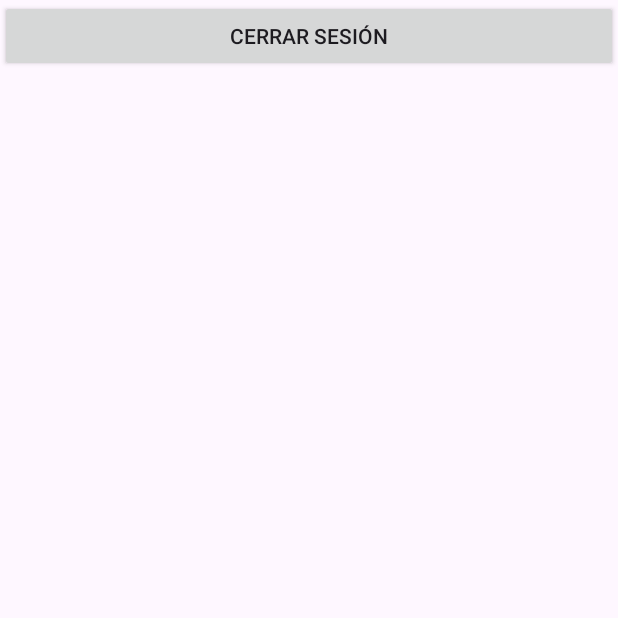
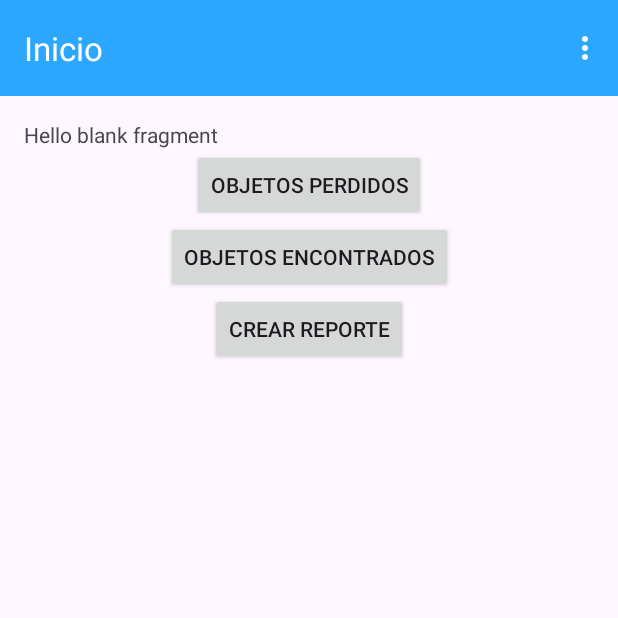
Before and after one commit to jmpt21/LostObjectsApp, an Android app: the screen it shows after launch once a user with an empty profile is signed in (HomeActivity), on a phone screen of 412 x 824 dp, the top half of it. Run offline under Robolectric (Android 15) with nearby library versions, the phone set to English and light mode, and no system bars; our stand-ins replace Firebase (no records; nobody signed in at launch, a user with empty details on screens opened directly), navigation-ui.

Commit message:
Completed configuration and navigation test on Home.

```diff
--- a/app/src/main/java/mx/tecnm/cdhidalgo/lostobjectsapp/HomeActivity.kt
+++ b/app/src/main/java/mx/tecnm/cdhidalgo/lostobjectsapp/HomeActivity.kt
@@ -3,20 +3,53 @@ package mx.tecnm.cdhidalgo.lostobjectsapp
 import android.content.Intent
 import androidx.appcompat.app.AppCompatActivity
 import android.os.Bundle
-import androidx.appcompat.widget.AppCompatButton
+import android.view.Menu
+import android.view.MenuItem
+import androidx.navigation.findNavController
+import androidx.navigation.ui.AppBarConfiguration
+import androidx.navigation.ui.navigateUp
+import androidx.navigation.ui.setupActionBarWithNavController
 import com.google.firebase.auth.ktx.auth
 import com.google.firebase.ktx.Firebase
+import mx.tecnm.cdhidalgo.lostobjectsapp.databinding.ActivityHomeBinding
 
 class HomeActivity : AppCompatActivity() {
+    private lateinit var appBarConfiguration: AppBarConfiguration
+    private lateinit var binding: ActivityHomeBinding
     override fun onCreate(savedInstanceState: Bundle?) {
         super.onCreate(savedInstanceState)
-        setContentView(R.layout.activity_home)
-        findViewById<AppCompatButton>(R.id.btn_sign_out).setOnClickListener {
-            val auth = Firebase.auth
-            auth.signOut()
-            val intent = Intent(this, MainActivity::class.java)
-            startActivity(intent)
-            finish()
+        binding = ActivityHomeBinding.inflate(layoutInflater)
+        setContentView(binding.root)
+        setSupportActionBar(binding.toolbarHome)
+
+        val navController = findNavController(R.id.nav_host_fragment_content_home)
+        appBarConfiguration = AppBarConfiguration(navController.graph)
+        setupActionBarWithNavController(navController, appBarConfiguration)
+    }
+
+    override fun onCreateOptionsMenu(menu: Menu?): Boolean {
+        menuInflater.inflate(R.menu.menu_home, menu)
+        return true
+    }
+
+override fun onOptionsItemSelected(item: MenuItem): Boolean {
+        return when (item.itemId) {
+            R.id.action_profile -> true
+            R.id.action_my_reports -> true
+            R.id.action_sign_out -> {
+                val auth = Firebase.auth
+                auth.signOut()
+                val intent = Intent(this, MainActivity::class.java)
+                startActivity(intent)
+                finish()
+                true
+            }
+            else -> super.onOptionsItemSelected(item)
         }
     }
+
+    override fun onSupportNavigateUp(): Boolean {
+        val navController = findNavController(R.id.nav_host_fragment_content_home)
+        return navController.navigateUp(appBarConfiguration) || super.onSupportNavigateUp()
+    }
 }
--- /dev/null
+++ b/app/src/main/java/mx/tecnm/cdhidalgo/lostobjectsapp/fragments/home/HomeFragment.kt
@@ -0,0 +1,41 @@
+package mx.tecnm.cdhidalgo.lostobjectsapp.fragments.home
+
+import android.os.Bundle
+import androidx.fragment.app.Fragment
+import android.view.LayoutInflater
+import android.view.View
+import android.view.ViewGroup
+import androidx.navigation.fragment.findNavController
+import mx.tecnm.cdhidalgo.lostobjectsapp.R
+import mx.tecnm.cdhidalgo.lostobjectsapp.databinding.FragmentHomeBinding
+
+class HomeFragment : Fragment() {
+    private var _binding : FragmentHomeBinding? = null
+    private val binding get() = _binding!!
+    override fun onCreateView(
+        inflater: LayoutInflater, container: ViewGroup?,
+        savedInstanceState: Bundle?
+    ): View {
+        // Inflate the layout for this fragment
+        _binding = FragmentHomeBinding.inflate(inflater, container, false)
+        return binding.root
+    }
+
+    override fun onViewCreated(view: View, savedInstanceState: Bundle?) {
+        super.onViewCreated(view, savedInstanceState)
+        binding.btnLostObjects.setOnClickListener {
+            findNavController().navigate(R.id.action_HomeFragment_to_LostObjectsFragment)
+        }
+        binding.btnFoundObjects.setOnClickListener {
+            findNavController().navigate(R.id.action_HomeFragment_to_FoundObjectsFragment)
+        }
+        binding.btnReportar.setOnClickListener {
+            findNavController().navigate(R.id.action_HomeFragment_to_ReportFragment)
+        }
+    }
+
+    override fun onDestroy() {
+        super.onDestroy()
+        _binding = null
+    }
+}
--- a/app/src/main/res/layout/activity_home.xml
+++ b/app/src/main/res/layout/activity_home.xml
@@ -1,18 +1,24 @@
 <?xml version="1.0" encoding="utf-8"?>
-<androidx.constraintlayout.widget.ConstraintLayout
+<androidx.coordinatorlayout.widget.CoordinatorLayout
     xmlns:android="http://schemas.android.com/apk/res/android"
     xmlns:tools="http://schemas.android.com/tools"
     xmlns:app="http://schemas.android.com/apk/res-auto"
     android:layout_width="match_parent"
     android:layout_height="match_parent"
+    android:fitsSystemWindows="true"
     tools:context=".HomeActivity">
 
-    <androidx.appcompat.widget.AppCompatButton
-            android:id="@+id/btn_sign_out"
+    <com.google.android.material.appbar.AppBarLayout
         android:layout_width="match_parent"
         android:layout_height="wrap_content"
-            app:layout_constraintTop_toTopOf="parent"
-            android:text="Cerrar sesión"
-            />
+        android:theme="@style/ThemeAppBar"
+        android:fitsSystemWindows="true">
+        <com.google.android.material.appbar.MaterialToolbar
+            android:id="@+id/toolbar_home"
+            android:layout_width="match_parent"
+            android:layout_height="wrap_content"/>
+    </com.google.android.material.appbar.AppBarLayout>
 
-</androidx.constraintlayout.widget.ConstraintLayout>
+    <include layout="@layout/content_home_module" />
+
+</androidx.coordinatorlayout.widget.CoordinatorLayout>
--- /dev/null
+++ b/app/src/main/res/layout/content_home_module.xml
@@ -0,0 +1,20 @@
+<?xml version="1.0" encoding="utf-8"?>
+<androidx.constraintlayout.widget.ConstraintLayout
+    xmlns:android="http://schemas.android.com/apk/res/android"
+    xmlns:app="http://schemas.android.com/apk/res-auto"
+    android:layout_width="match_parent"
+    android:layout_height="match_parent"
+    app:layout_behavior="@string/appbar_scrolling_view_behavior">
+
+    <fragment
+        android:id="@+id/nav_host_fragment_content_home"
+        android:name="androidx.navigation.fragment.NavHostFragment"
+        android:layout_width="0dp"
+        android:layout_height="0dp"
+        app:defaultNavHost="true"
+        app:layout_constraintBottom_toBottomOf="parent"
+        app:layout_constraintEnd_toEndOf="parent"
+        app:layout_constraintStart_toStartOf="parent"
+        app:layout_constraintTop_toTopOf="parent"
+        app:navGraph="@navigation/nav_home" />
+</androidx.constraintlayout.widget.ConstraintLayout>
--- /dev/null
+++ b/app/src/main/res/layout/fragment_home.xml
@@ -0,0 +1,56 @@
+<?xml version="1.0" encoding="utf-8"?>
+<FrameLayout
+    xmlns:android="http://schemas.android.com/apk/res/android"
+    xmlns:tools="http://schemas.android.com/tools"
+    android:layout_width="match_parent"
+    android:layout_height="match_parent"
+    xmlns:app="http://schemas.android.com/apk/res-auto"
+    tools:context=".fragments.home.HomeFragment">
+
+    <androidx.core.widget.NestedScrollView
+        android:layout_width="match_parent"
+        android:layout_height="wrap_content"
+        android:fillViewport="true">
+
+        <androidx.constraintlayout.widget.ConstraintLayout
+            android:layout_width="match_parent"
+            android:layout_height="match_parent"
+            android:padding="16dp">
+
+            <TextView
+                android:id="@+id/textView"
+                android:layout_width="match_parent"
+                android:layout_height="match_parent"
+                android:text="@string/hello_blank_fragment" />
+
+            <androidx.appcompat.widget.AppCompatButton
+                android:id="@+id/btn_LostObjects"
+                android:layout_width="wrap_content"
+                android:layout_height="wrap_content"
+                app:layout_constraintTop_toBottomOf="@+id/textView"
+                app:layout_constraintStart_toStartOf="parent"
+                app:layout_constraintEnd_toEndOf="parent"
+                android:text="Objetos perdidos" />
+            <androidx.appcompat.widget.AppCompatButton
+                android:id="@+id/btn_FoundObjects"
+                android:layout_width="wrap_content"
+                android:layout_height="wrap_content"
+                app:layout_constraintTop_toBottomOf="@+id/btn_LostObjects"
+                app:layout_constraintStart_toStartOf="parent"
+                app:layout_constraintEnd_toEndOf="parent"
+                android:text="Objetos encontrados" />
+            <androidx.appcompat.widget.AppCompatButton
+                android:id="@+id/btnReportar"
+                android:layout_width="wrap_content"
+                android:layout_height="wrap_content"
+                app:layout_constraintTop_toBottomOf="@+id/btn_FoundObjects"
+                app:layout_constraintStart_toStartOf="parent"
+                app:layout_constraintEnd_toEndOf="parent"
+                app:layout_constraintBottom_toBottomOf="parent"
+                android:text="Crear reporte" />
+
+        </androidx.constraintlayout.widget.ConstraintLayout>
+
+    </androidx.core.widget.NestedScrollView>
+
+</FrameLayout>
--- /dev/null
+++ b/app/src/main/res/menu/menu_home.xml
@@ -0,0 +1,21 @@
+<?xml version="1.0" encoding="utf-8"?>
+<menu xmlns:android="http://schemas.android.com/apk/res/android"
+    xmlns:app="http://schemas.android.com/apk/res-auto"
+    xmlns:tools="http://schemas.android.com/tools"
+    tools:context="mx.tecnm.cdhidalgo.navigation.MainActivity">
+    <item
+        android:id="@+id/action_profile"
+        android:orderInCategory="100"
+        android:title="@string/action_profile"
+        app:showAsAction="never" />
+    <item
+        android:id="@+id/action_my_reports"
+        android:orderInCategory="100"
+        android:title="@string/action_my_reports"
+        app:showAsAction="never" />
+    <item
+        android:id="@+id/action_sign_out"
+        android:orderInCategory="100"
+        android:title="@string/action_sign_out"
+        app:showAsAction="never" />
+</menu>
--- /dev/null
+++ b/app/src/main/res/navigation/nav_home.xml
@@ -0,0 +1,57 @@
+<?xml version="1.0" encoding="utf-8"?>
+<navigation xmlns:android="http://schemas.android.com/apk/res/android"
+    xmlns:app="http://schemas.android.com/apk/res-auto"
+    xmlns:tools="http://schemas.android.com/tools"
+    app:startDestination="@id/HomeFragment"
+    android:id="@+id/nav_home">
+
+    <fragment
+        android:id="@+id/HomeFragment"
+        android:name="mx.tecnm.cdhidalgo.lostobjectsapp.fragments.home.HomeFragment"
+        android:label="@string/home_fragment_label"
+        tools:layout="@layout/fragment_home" >
+
+        <action
+            android:id="@+id/action_HomeFragment_to_LostObjectsFragment"
+            app:destination="@+id/LostObjectsFragment" />
+        <action
+            android:id="@+id/action_HomeFragment_to_FoundObjectsFragment"
+            app:destination="@+id/FoundObjectsFragment" />
+        <action
+            android:id="@+id/action_HomeFragment_to_ReportFragment"
+            app:destination="@+id/ReportFragment" />
+    </fragment>
+
+    <fragment
+        android:id="@+id/LostObjectsFragment"
+        android:name="mx.tecnm.cdhidalgo.lostobjectsapp.fragments.home.LostObjectsFragment"
+        android:label="@string/lost_objects_fragment_label"
+        tools:layout="@layout/fragment_lost_objects" >
+        <action
+            android:id="@+id/action_LostObjectsFragment_to_HomeFragment"
+            app:destination="@+id/HomeFragment" />
+    </fragment>
+
+    <fragment
+        android:id="@+id/FoundObjectsFragment"
+        android:name="mx.tecnm.cdhidalgo.lostobjectsapp.fragments.home.FoundObjectsFragment"
+        android:label="@string/found_objects_fragment_label"
+        tools:layout="@layout/fragment_found_objects" >
+        <action
+            android:id="@+id/action_FoundObjectsFragment_to_HomeFragment"
+            app:destination="@+id/HomeFragment" />
+    </fragment>
+
+    <fragment
+        android:id="@+id/ReportFragment"
+        android:name="mx.tecnm.cdhidalgo.lostobjectsapp.fragments.home.ReportFragment"
+        android:label="@string/report_fragment_label"
+        tools:layout="@layout/fragment_report" >
+        <action
+            android:id="@+id/action_ReportFragment_to_HomeFragment"
+            app:destination="@+id/HomeFragment" />
+
+    </fragment>
+
+
+</navigation>
--- a/app/src/main/res/values-night/themes.xml
+++ b/app/src/main/res/values-night/themes.xml
@@ -4,4 +4,10 @@
         <!-- Customize your dark theme here. -->
         <item name="colorPrimary">@color/dark_primary</item>
     </style>
+
+    <style name="ThemeAppBar" parent="Base.Theme.LostObjectsApp">
+        <item name="colorPrimary">@color/dark_primary</item>
+        <item name="android:backgroundTint">@color/dark_primary</item>
+        <item name="android:text">@color/white</item>
+    </style>
 </resources>
--- a/app/src/main/res/values/colors.xml
+++ b/app/src/main/res/values/colors.xml
@@ -1,7 +1,7 @@
 <?xml version="1.0" encoding="utf-8"?>
 <resources>
-    <color name="light_primary">#0277BD</color>
-    <color name="dark_primary">#5DB1EC</color>
+    <color name="light_primary">#2BA7FF</color>
+    <color name="dark_primary">#0277BD</color>
 
     <color name="black">#FF000000</color>
     <color name="white">#FFFFFFFF</color>
--- a/app/src/main/res/values/strings.xml
+++ b/app/src/main/res/values/strings.xml
@@ -53,16 +53,15 @@
         contraseña.
     </string>
     <string name="txt_button_send_reset_email">Enviar correo</string>
-    <string name="title_activity_home">HomeActivity</string>
-    <string name="navigation_drawer_open">Open navigation drawer</string>
-    <string name="navigation_drawer_close">Close navigation drawer</string>
-    <string name="nav_header_title">Android Studio</string>
-    <string name="nav_header_subtitle">android.studio@android.com</string>
-    <string name="nav_header_desc">Navigation header</string>
-    <string name="action_settings">Settings</string>
 
-    <string name="menu_home">Home</string>
-    <string name="menu_gallery">Gallery</string>
-    <string name="menu_slideshow">Slideshow</string>
+    <!-- Texts for home -->
+    <string name="home_fragment_label">Inicio</string>
+    <string name="lost_objects_fragment_label">Objetos perdidos</string>
+    <string name="found_objects_fragment_label">Objetos encontrados</string>
+    <string name="report_fragment_label">Levantar reporte</string>
+    <string name="action_sign_out">Cerrar sesión</string>
+    <string name="action_profile">Mi perfil</string>
+    <string name="action_my_reports">Mis reportes</string>
+
 
 </resources>
--- a/app/src/main/res/values/themes.xml
+++ b/app/src/main/res/values/themes.xml
@@ -3,6 +3,15 @@
     <style name="Base.Theme.LostObjectsApp" parent="Theme.Material3.DayNight.NoActionBar">
         <!-- Customize your light theme here. -->
         <item name="colorPrimary">@color/light_primary</item>
+    </style>
+
+    <style name="ThemeAppBar" parent="Base.Theme.LostObjectsApp">
+        <item name="colorPrimary">@color/light_primary</item>
+        <item name="android:backgroundTint">@color/light_primary</item>
+        <item name="android:text">@color/white</item>
+        <item name="android:textColorPrimary">@color/white</item>
+        <item name="android:textColor">@color/white</item>
+        <item name="colorControlNormal">@color/white</item>
     </style>
 
     <style name="Theme.LostObjectsApp" parent="Base.Theme.LostObjectsApp"/>
```
Also changed, not shown: app/src/main/java/mx/tecnm/cdhidalgo/lostobjectsapp/fragments/home/FoundObjectsFragment.kt (added, +33 -0 lines), app/src/main/java/mx/tecnm/cdhidalgo/lostobjectsapp/fragments/home/LostObjectsFragment.kt (added, +33 -0 lines), app/src/main/java/mx/tecnm/cdhidalgo/lostobjectsapp/fragments/home/ReportFragment.kt (added, +33 -0 lines), app/src/main/res/layout/fragment_found_objects.xml (added, +14 -0 lines), app/src/main/res/layout/fragment_lost_objects.xml (added, +14 -0 lines), app/src/main/res/layout/fragment_report.xml (added, +14 -0 lines). Lines whose indentation alone changed are shown as unchanged.
